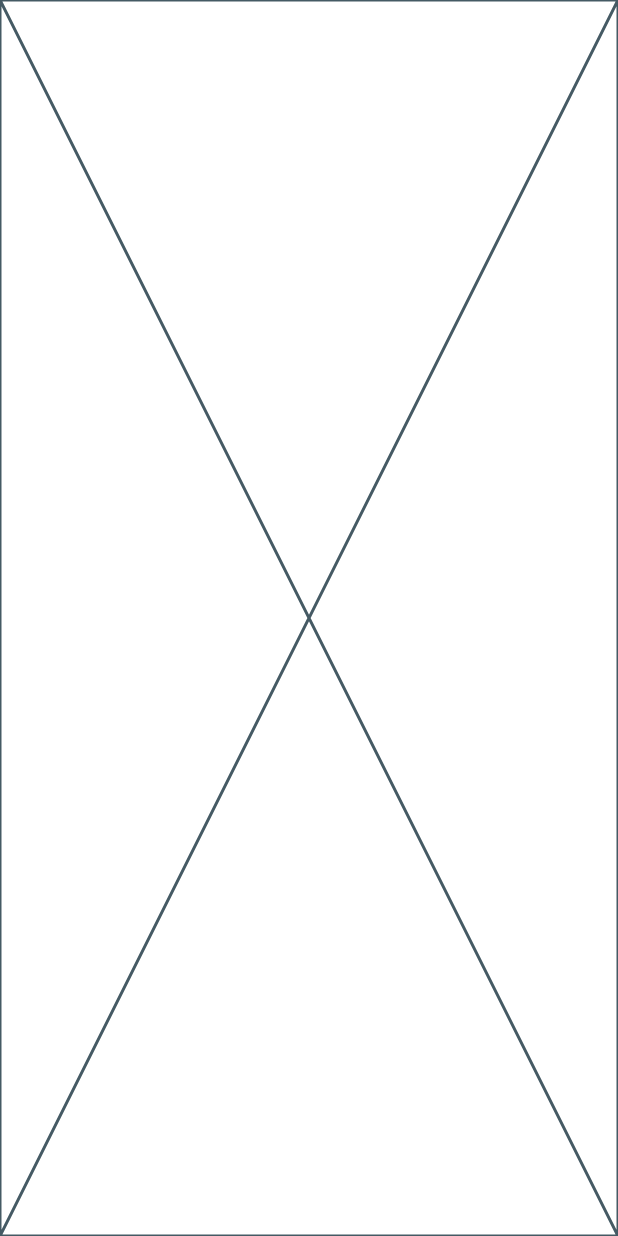
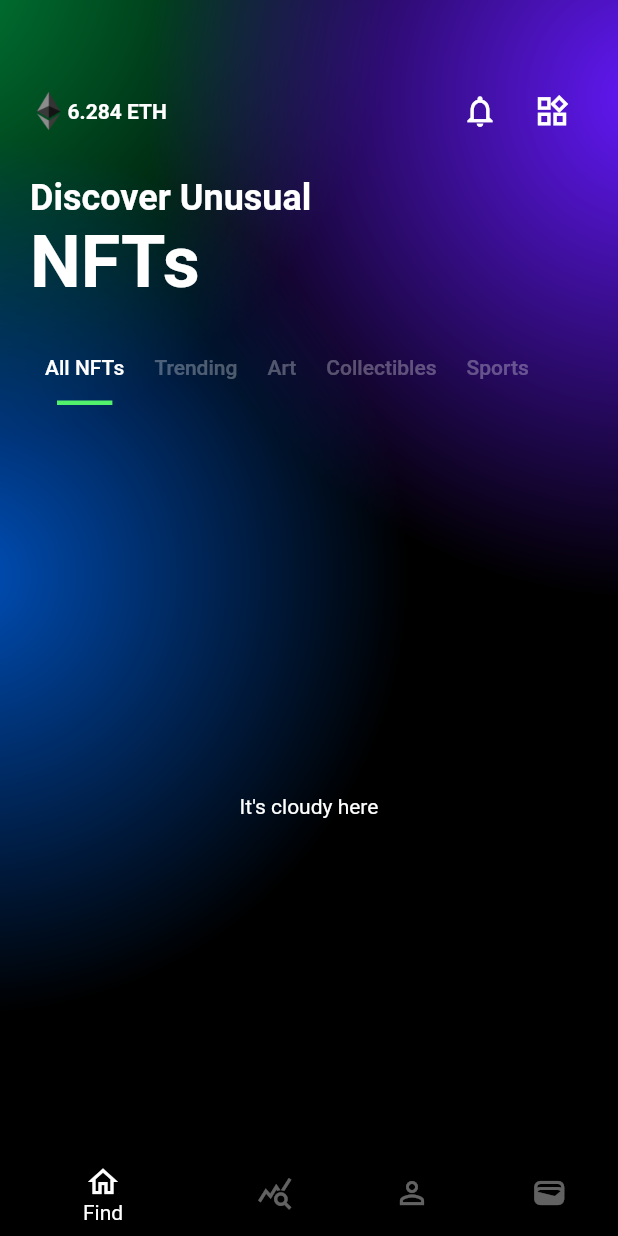
Before and after one commit to patriciafiona/Clone-From-Design-Projects, a Flutter app: the screen it shows after launch, after a tap on "Sign in", on a phone screen of 412 x 824 dp. Run offline on Flutter 3.47's test engine with Material 2 defaults, Android fonts, the phone set to English and light mode, and no system bars; our stand-ins replace assets_audio_player, cloud_firestore, firebase_auth, firebase_core, getwidget, google_sign_in and 4 more; missing offline and left inert: should_rebuild; accounts and stored records are empty; Roboto replaces fonts that are missing (FredokaOne).

Commit message:
[NFT_MARKETPLACE] Create based for Main Screen & Find Tab UI
Next:
- Continue implement design in Find Tab Screen

```diff
--- /dev/null
+++ b/Flutter/NFT Marketplace/nft_marketplace/lib/screen/Main/Find/FindTabScreen.dart
@@ -0,0 +1,158 @@
+import 'package:flutter/material.dart';
+
+class FindTabScreen extends StatefulWidget {
+  const FindTabScreen({Key? key}) : super(key: key);
+
+  @override
+  State<FindTabScreen> createState() => _FindTabScreenState();
+}
+
+class _FindTabScreenState extends State<FindTabScreen> with TickerProviderStateMixin {
+  final double _myWallet = 6.284;
+  late TabController _tabController;
+
+  @override
+  void initState() {
+    super.initState();
+    _tabController = TabController(length: 5, vsync: this);
+  }
+
+  @override
+  Widget build(BuildContext context) {
+    final mediaQuery = MediaQuery.of(context);
+
+    return Column(
+      mainAxisAlignment: MainAxisAlignment.center,
+      crossAxisAlignment: CrossAxisAlignment.start,
+      children: [
+        Row(
+          children: [
+            SizedBox(
+              width: 25,
+              height: 25,
+              child: Image.asset(
+                  "assets/images/ethereum-eth-logo.png"
+              ),
+            ),
+            Expanded(
+              child: Text(
+                "$_myWallet ETH",
+                style: const TextStyle(
+                  fontFamily: 'FredokaOne',
+                  fontWeight: FontWeight.bold,
+                  color: Colors.white,
+                  fontSize: 14,
+                ),
+              ),
+            ),
+            IconButton(
+                onPressed: () { },
+                icon: const Icon(
+                  Icons.notifications_outlined,
+                  size: 25,
+                  color: Colors.white,
+                )
+            ),
+            IconButton(
+              onPressed: () { },
+              icon: const Icon(
+                Icons.widgets_outlined,
+                size: 25,
+                color: Colors.white,
+              ),
+            )
+          ],
+        ),
+        const SizedBox(height: 20),
+        const Text(
+          "Discover Unusual",
+          style: TextStyle(
+            fontFamily: 'FredokaOne',
+            fontWeight: FontWeight.bold,
+            color: Colors.white,
+            fontSize: 24,
+          ),
+        ),
+        const Text(
+          "NFTs",
+          style: TextStyle(
+            fontFamily: 'FredokaOne',
+            fontWeight: FontWeight.bold,
+            color: Colors.white,
+            fontSize: 48,
+          ),
+        ),
+        const SizedBox(height: 20),
+        TabBar(
+          isScrollable: true, // Required
+          unselectedLabelColor: Colors.white30, // Other tabs color
+          labelPadding: const EdgeInsets.symmetric(horizontal: 10), // Space between tabs
+          indicator: const UnderlineTabIndicator(
+            borderSide: BorderSide(
+                color: Color.fromRGBO(83, 242, 109, 1),
+                width: 3
+            ), // Indicator height
+            insets: EdgeInsets.symmetric(horizontal: 18), // Indicator width
+          ),
+          controller: _tabController,
+          tabs: const [
+            Tab(
+                text: 'All NFTs'
+            ),
+            Tab(
+                text: 'Trending'
+            ),
+            Tab(
+                text: 'Art'
+            ),
+            Tab(
+                text: 'Collectibles'
+            ),
+            Tab(
+                text: 'Sports'
+            ),
+          ],
+        ),
+        Container(
+          width: double.infinity,
+          height: (mediaQuery.size.height - mediaQuery.padding.vertical) * 0.65,
+          child: TabBarView(
+            controller: _tabController,
+            children: const <Widget>[
+              Center(
+                child: Text(
+                  "It's cloudy here",
+                  style: TextStyle(color: Colors.white)
+                ),
+              ),
+              Center(
+                child: Text(
+                    "It's rainy here",
+                    style: TextStyle(color: Colors.white)
+                ),
+              ),
+              Center(
+                child: Text(
+                    "It's sunny here",
+                    style: TextStyle(color: Colors.white)
+                ),
+              ),
+              Center(
+                child: Text(
+                    "It's rainy here",
+                    style: TextStyle(color: Colors.white)
+                ),
+              ),
+              Center(
+                child: Text(
+                    "It's sunny here",
+                    style: TextStyle(color: Colors.white)
+                ),
+              ),
+            ],
+          ),
+        ),
+      ],
+    );
+  }
+}
--- a/Flutter/NFT Marketplace/nft_marketplace/lib/screen/Main/MainScreen.dart
+++ b/Flutter/NFT Marketplace/nft_marketplace/lib/screen/Main/MainScreen.dart
@@ -1,4 +1,9 @@
 import 'package:flutter/material.dart';
+
+import 'Find/FindTabScreen.dart';
+import 'Profile/ProfileTabScreen.dart';
+import 'Trade/TradeTabScreen.dart';
+import 'Wallet/WalletTabScreen.dart';
 
 class MainScreen extends StatefulWidget {
   const MainScreen({Key? key}) : super(key: key);
@@ -9,8 +14,65 @@ class MainScreen extends StatefulWidget {
 }
 
 class _MainScreenState extends State<MainScreen> {
+  int _selectedIndex = 0;
+
+  static const List<Widget> _pageTabOption = <Widget>[
+    FindTabScreen(),
+    TradeTabScreen(),
+    ProfileTabScreen(),
+    WalletTabScreen()
+  ];
+
+  void _onItemTapped(int index) {
+    setState(() {
+      _selectedIndex = index;
+    });
+  }
+
   @override
   Widget build(BuildContext context) {
-    return const Placeholder();
+    return Scaffold(
+      body: Container(
+        padding: const EdgeInsets.only(top: 50, left: 20, right: 20, bottom: 100),
+        decoration: const BoxDecoration(
+          image: DecorationImage(
+            image: AssetImage("assets/images/background.png"),
+            fit: BoxFit.cover,
+          ),
+        ),
+        width: double.infinity,
+        child: SingleChildScrollView(
+          child: _pageTabOption.elementAt(_selectedIndex),
+        ),
+      ),
+      bottomNavigationBar: BottomNavigationBar(
+        items: const <BottomNavigationBarItem>[
+          BottomNavigationBarItem(
+            icon: Icon(Icons.home_outlined),
+            label: 'Find',
+            backgroundColor: Colors.black,
+          ),
+          BottomNavigationBarItem(
+            icon: Icon(Icons.query_stats),
+            label: 'Trade',
+            backgroundColor: Colors.black,
+          ),
+          BottomNavigationBarItem(
+            icon: Icon(Icons.person_outline),
+            label: 'Profile',
+            backgroundColor: Colors.black,
+          ),
+          BottomNavigationBarItem(
+            icon: Icon(Icons.wallet_outlined),
+            label: 'Wallet',
+            backgroundColor: Colors.black,
+          ),
+        ],
+        currentIndex: _selectedIndex,
+        unselectedItemColor: Colors.white38,
+        selectedItemColor: Colors.white,
+        onTap: _onItemTapped,
+      ),
+    );
   }
 }
--- /dev/null
+++ b/Flutter/NFT Marketplace/nft_marketplace/lib/screen/Main/Profile/ProfileTabScreen.dart
@@ -0,0 +1,15 @@
+import 'package:flutter/material.dart';
+
+class ProfileTabScreen extends StatefulWidget {
+  const ProfileTabScreen({Key? key}) : super(key: key);
+
+  @override
+  State<ProfileTabScreen> createState() => _ProfileTabScreenState();
+}
+
+class _ProfileTabScreenState extends State<ProfileTabScreen> {
+  @override
+  Widget build(BuildContext context) {
+    return const Placeholder();
+  }
+}
--- /dev/null
+++ b/Flutter/NFT Marketplace/nft_marketplace/lib/screen/Main/Trade/TradeTabScreen.dart
@@ -0,0 +1,15 @@
+import 'package:flutter/material.dart';
+
+class TradeTabScreen extends StatefulWidget {
+  const TradeTabScreen({Key? key}) : super(key: key);
+
+  @override
+  State<TradeTabScreen> createState() => _TradeTabScreenState();
+}
+
+class _TradeTabScreenState extends State<TradeTabScreen> {
+  @override
+  Widget build(BuildContext context) {
+    return const Placeholder();
+  }
+}
--- /dev/null
+++ b/Flutter/NFT Marketplace/nft_marketplace/lib/screen/Main/Wallet/WalletTabScreen.dart
@@ -0,0 +1,15 @@
+import 'package:flutter/material.dart';
+
+class WalletTabScreen extends StatefulWidget {
+  const WalletTabScreen({Key? key}) : super(key: key);
+
+  @override
+  State<WalletTabScreen> createState() => _WalletTabScreenState();
+}
+
+class _WalletTabScreenState extends State<WalletTabScreen> {
+  @override
+  Widget build(BuildContext context) {
+    return const Placeholder();
+  }
+}
--- a/Flutter/NFT Marketplace/nft_marketplace/pubspec.yaml
+++ b/Flutter/NFT Marketplace/nft_marketplace/pubspec.yaml
@@ -50,6 +50,7 @@ flutter:
   assets:
     - assets/images/background.png
     - assets/images/logo.png
+    - assets/images/ethereum-eth-logo.png
     - assets/images/NFT_Poster.png
     - assets/images/NFT_Poster_Cropped.png
     -
```
Also changed, not shown: Flutter/NFT Marketplace/nft_marketplace/assets/images/ethereum-eth-logo.png (added).
